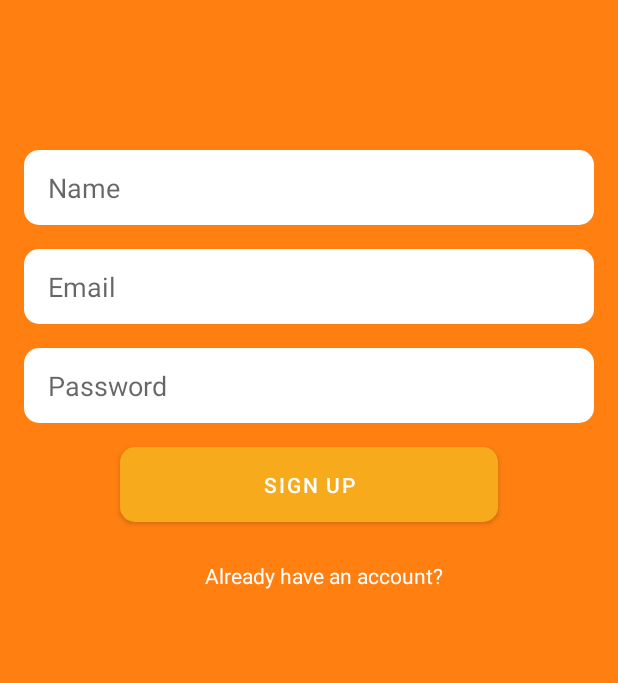
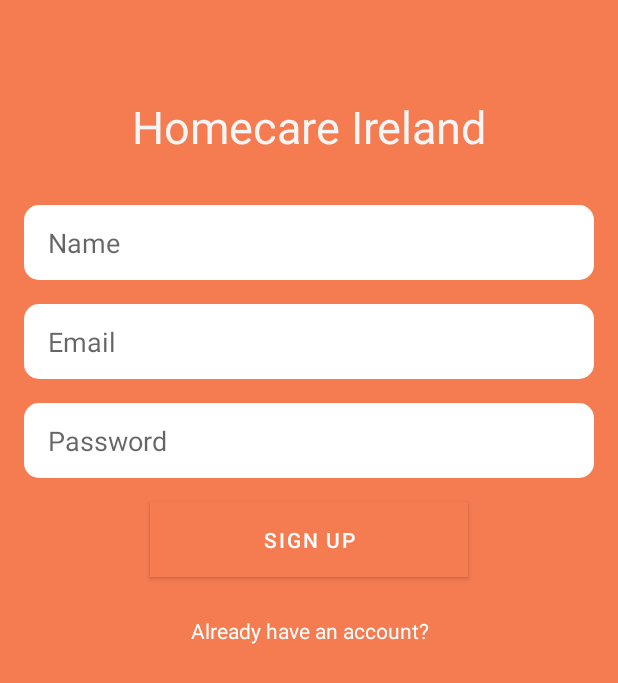
Before and after one commit to ColinM94/FYP, an Android app: the SignupActivity screen opened directly, with no data from a screen before it, on a phone screen of 412 x 824 dp. Shown: the top 683 px of the screen. Run offline under Robolectric (Android 15) with nearby library versions, the phone set to English and light mode, and no system bars; our stand-ins replace CircleImageView, Firebase (no records; nobody signed in at launch, a user with empty details on screens opened directly).

Commit message:
Improvements to SignIn and SignUp
- SignUp: Changed to new colour sheme.
- SignUp: View now scrolls when keyboard is open.
- SignUp: Verification email sent after account creation.
- SignIn: Changed to new colour scheme.
- SignIn: View now scrolls when keyboard is open.
- SignIn: Change email not verified message.

```diff
--- a/app/src/main/AndroidManifest.xml
+++ b/app/src/main/AndroidManifest.xml
@@ -36,7 +36,11 @@
                     android:value="com.colinmaher.carersapp.MainActivity" />
         </activity>
         <activity android:name=".MainActivity" />
-        <activity android:name=".SignupActivity" />
+        <activity android:name=".SignupActivity"
+                android:windowSoftInputMode="adjustPan|adjustResize"
+
+
+                />
         <activity android:name=".SigninActivity">
             <intent-filter>
                 <action android:name="android.intent.action.MAIN" />
--- a/app/src/main/res/layout/activity_signup.xml
+++ b/app/src/main/res/layout/activity_signup.xml
@@ -1,12 +1,11 @@
 <?xml version="1.0" encoding="utf-8"?>
-<androidx.constraintlayout.widget.ConstraintLayout
-        xmlns:android="http://schemas.android.com/apk/res/android"
+<ScrollView xmlns:android="http://schemas.android.com/apk/res/android"
+        xmlns:app="http://schemas.android.com/apk/res-auto"
         xmlns:tools="http://schemas.android.com/tools"
-        xmlns:app="http://schemas.android.com/apk/res-auto"
         android:layout_width="match_parent"
         android:layout_height="match_parent"
-        tools:context="com.colinmaher.carersapp.SignupActivity"
-        android:background="@color/colorAccent">
+        android:background="@color/colorPrimary"
+        tools:context="com.colinmaher.carersapp.SignupActivity">
 
     <!--
     <Button
@@ -22,41 +21,23 @@
             app:layout_constraintStart_toStartOf="parent"
             app:layout_constraintTop_toTopOf="parent"/>
 -->
-    <EditText
-            android:id="@+id/edittext_signup_name"
-            android:layout_width="0dp"
-            android:layout_height="50dp"
-            android:layout_marginStart="16dp"
-            android:layout_marginTop="100dp"
-            android:layout_marginEnd="16dp"
-            android:autofillHints=""
-            android:background="@drawable/signup_edittext"
-            android:ems="10"
-            android:hint="@string/signup_name"
-            android:inputType="textPersonName"
-            android:paddingLeft="16dp"
-            android:paddingRight="16dp"
-            app:layout_constraintEnd_toEndOf="parent"
-            app:layout_constraintHorizontal_bias="1.0"
-            app:layout_constraintStart_toStartOf="parent"
-            app:layout_constraintTop_toTopOf="parent" />
 
-    <EditText
-        android:id="@+id/edittext_signup_password"
-        android:layout_width="0dp"
-        android:layout_height="50dp"
+    <androidx.constraintlayout.widget.ConstraintLayout
+            android:layout_width="match_parent"
+            android:layout_height="wrap_content">
+
+        <ProgressBar
+                android:id="@+id/progressbar_signup_spinner"
+                style="?android:attr/progressBarStyle"
+                android:layout_width="wrap_content"
+                android:layout_height="wrap_content"
+                android:layout_centerInParent="true"
                 android:layout_marginTop="16dp"
-        android:autofillHints=""
-        android:background="@drawable/signup_edittext"
-        android:ems="10"
-        android:hint="@string/signup_password"
-        android:inputType="textPassword"
-        android:paddingLeft="16dp"
-        android:paddingRight="16dp"
-        app:layout_constraintEnd_toEndOf="@+id/edittext_signup_email"
-        app:layout_constraintHorizontal_bias="1.0"
-        app:layout_constraintStart_toStartOf="@+id/edittext_signup_email"
-        app:layout_constraintTop_toBottomOf="@+id/edittext_signup_email" />
+                android:indeterminateTint="@color/red"
+                android:visibility="invisible"
+                app:layout_constraintEnd_toEndOf="@+id/textview_title"
+                app:layout_constraintStart_toStartOf="@+id/textview_title"
+                app:layout_constraintTop_toBottomOf="@+id/textview_signup_existingaccount" />
 
         <EditText
                 android:id="@+id/edittext_signup_email"
@@ -71,23 +52,55 @@
                 android:paddingLeft="16dp"
                 android:paddingRight="16dp"
                 app:layout_constraintEnd_toEndOf="@+id/edittext_signup_name"
-        app:layout_constraintHorizontal_bias="1.0"
                 app:layout_constraintStart_toStartOf="@+id/edittext_signup_name"
                 app:layout_constraintTop_toBottomOf="@+id/edittext_signup_name" />
 
-    <Button
-            android:id="@+id/button_signup_signup"
+        <TextView
+                android:id="@+id/textview_title"
+                android:layout_width="wrap_content"
+                android:layout_height="wrap_content"
+                android:layout_marginTop="64dp"
+                android:text="@string/app_name"
+                android:textColor="@color/background"
+                android:textSize="30sp"
+                app:layout_constraintEnd_toEndOf="parent"
+                app:layout_constraintStart_toStartOf="parent"
+                app:layout_constraintTop_toTopOf="parent" />
+
+        <EditText
+                android:id="@+id/edittext_signup_password"
                 android:layout_width="0dp"
                 android:layout_height="50dp"
-            android:layout_marginStart="64dp"
                 android:layout_marginTop="16dp"
-            android:layout_marginEnd="64dp"
+                android:autofillHints=""
                 android:background="@drawable/signup_edittext"
-            android:text="@string/signup_signup"
-            app:layout_constraintEnd_toEndOf="@+id/edittext_signup_password"
-            app:layout_constraintHorizontal_bias="1.0"
-            app:layout_constraintStart_toStartOf="@+id/edittext_signup_password"
-            app:layout_constraintTop_toBottomOf="@+id/edittext_signup_password"/>
+                android:ems="10"
+                android:fitsSystemWindows="true"
+                android:hint="@string/signup_password"
+                android:inputType="textPassword"
+                android:paddingLeft="16dp"
+                android:paddingRight="16dp"
+                app:layout_constraintEnd_toEndOf="@+id/edittext_signup_name"
+                app:layout_constraintStart_toStartOf="@+id/edittext_signup_name"
+                app:layout_constraintTop_toBottomOf="@+id/edittext_signup_email" />
+
+        <EditText
+                android:id="@+id/edittext_signup_name"
+                android:layout_width="0dp"
+                android:layout_height="50dp"
+                android:layout_marginStart="16dp"
+                android:layout_marginTop="32dp"
+                android:layout_marginEnd="16dp"
+                android:autofillHints=""
+                android:background="@drawable/signup_edittext"
+                android:ems="10"
+                android:hint="@string/signup_name"
+                android:inputType="textPersonName"
+                android:paddingLeft="16dp"
+                android:paddingRight="16dp"
+                app:layout_constraintEnd_toEndOf="parent"
+                app:layout_constraintStart_toStartOf="parent"
+                app:layout_constraintTop_toBottomOf="@+id/textview_title" />
 
         <TextView
                 android:id="@+id/textview_signup_existingaccount"
@@ -97,10 +110,25 @@
                 android:padding="10dp"
                 android:text="@string/signup_existingaccount"
                 android:textColor="@android:color/background_light"
-        app:layout_constraintEnd_toEndOf="@+id/button_signup_signup"
-        app:layout_constraintHorizontal_bias="0.637"
-        app:layout_constraintStart_toStartOf="@+id/button_signup_signup"
+                app:layout_constraintEnd_toEndOf="@+id/textview_title"
+                app:layout_constraintStart_toStartOf="@+id/textview_title"
                 app:layout_constraintTop_toBottomOf="@+id/button_signup_signup" />
+
+        <Button
+                android:id="@+id/button_signup_signup"
+                android:layout_width="0dp"
+                android:layout_height="50dp"
+                android:layout_marginStart="100dp"
+                android:layout_marginTop="16dp"
+                android:layout_marginEnd="100dp"
+                android:background="@color/colorAccent"
+                android:backgroundTint="@color/colorAccent"
+                android:text="@string/signup_signup"
+                app:layout_constraintEnd_toEndOf="parent"
+                app:layout_constraintStart_toStartOf="parent"
+                app:layout_constraintTop_toBottomOf="@+id/edittext_signup_password" />
+
+    </androidx.constraintlayout.widget.ConstraintLayout>
 
     <!--
     <de.hdodenhof.circleimageview.CircleImageView
@@ -113,4 +141,4 @@
         app:layout_constraintStart_toStartOf="@+id/button_signup_selectphoto"
         app:layout_constraintTop_toTopOf="@+id/button_signup_selectphoto" />
         -->
-</androidx.constraintlayout.widget.ConstraintLayout>
+</ScrollView>
--- a/app/src/main/res/values/colors.xml
+++ b/app/src/main/res/values/colors.xml
@@ -1,8 +1,8 @@
 <?xml version="1.0" encoding="utf-8"?>
 <resources>
-    <color name="colorPrimary">#F6AA1C</color>
+    <color name="colorPrimary">#F57B51</color>
     <color name="colorPrimaryDark">#000000</color>
-    <color name="colorAccent">#FF7F11 </color>
+    <color name="colorAccent">#E54B4B</color>
     <color name="background">#F5F5F5</color>
     <color name="white">#FFFFFF</color>
     <color name="grey">#cacbcc</color>
--- a/app/src/main/res/values/strings.xml
+++ b/app/src/main/res/values/strings.xml
@@ -1,6 +1,6 @@
 <resources>
     <!-- App -->
-    <string name="app_name">Carers App</string>
+    <string name="app_name">Homecare Ireland</string>
 
     <!-- Signup -->
     <string name="signup_name">Name</string>
```
Also changed, not shown: app/src/main/java/com/colinmaher/carersapp/SigninActivity.kt (+13 -23 lines), app/src/main/java/com/colinmaher/carersapp/SignupActivity.kt (+59 -23 lines), app/src/main/java/com/colinmaher/carersapp/VisitActivity.kt (+6 -2 lines), app/src/main/res/layout/activity_signin.xml (+50 -30 lines). Lines whose indentation alone changed are shown as unchanged.
